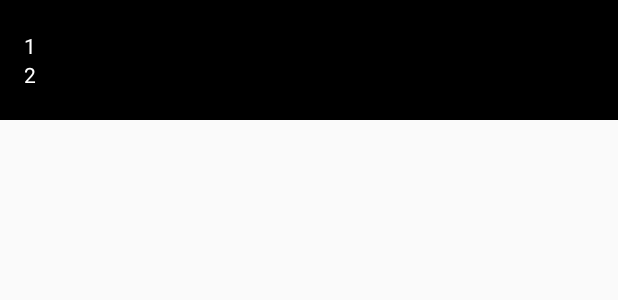
After one commit to MASAILA/Oink, an Android app: the layout recycler_item_discover_playlist.xml on its own in the app's theme, with its tools: preview values and no code run, on a phone screen of 412 x 824 dp. The commit adds this screen. Shown: the top 300 px of the screen. Run offline under Robolectric (Android 15) with nearby library versions, the phone set to English and light mode, and no system bars.

Commit message:
discover playlist

```diff
--- a/app/src/main/res/layout/activity_main.xml
+++ b/app/src/main/res/layout/activity_main.xml
@@ -51,6 +51,7 @@
 
         <View
             android:layout_width="match_parent"
+            android:visibility="gone"
             android:layout_height="48dp"
             android:layout_gravity="bottom|end"
             android:background="@android:color/darker_gray"/>
--- /dev/null
+++ b/app/src/main/res/layout/recycler_item_discover_playlist.xml
@@ -0,0 +1,38 @@
+<?xml version="1.0" encoding="utf-8"?>
+<LinearLayout
+    xmlns:android="http://schemas.android.com/apk/res/android"
+    android:layout_width="match_parent"
+    android:layout_height="wrap_content"
+    android:orientation="vertical">
+
+    <ImageView
+        android:id="@+id/imageView"
+        android:layout_width="match_parent"
+        android:layout_height="wrap_content"/>
+
+    <LinearLayout
+        android:id="@+id/layout_content"
+        android:layout_width="match_parent"
+        android:layout_height="80dp"
+        android:background="@android:color/black"
+        android:gravity="center_vertical"
+        android:orientation="vertical">
+
+        <TextView
+            android:id="@+id/textView_title"
+            android:layout_width="wrap_content"
+            android:layout_height="wrap_content"
+            android:layout_marginLeft="16dp"
+            android:text="1"
+            android:textColor="@android:color/white"/>
+
+        <TextView
+            android:id="@+id/textView_author"
+            android:layout_width="wrap_content"
+            android:layout_height="wrap_content"
+            android:layout_marginLeft="16dp"
+            android:text="2"
+            android:textColor="@android:color/white"/>
+
+    </LinearLayout>
+</LinearLayout>
```
Also changed, not shown: app/build.gradle (+13 -3 lines), app/src/main/java/com/masaila/oink/api/APIList.java (added, +16 -0 lines), app/src/main/java/com/masaila/oink/api/APIManager.java (added, +26 -0 lines), app/src/main/java/com/masaila/oink/model/AllPlaylist.java (added, +75 -0 lines), app/src/main/java/com/masaila/oink/model/PlayList.java (added, +94 -0 lines), app/src/main/java/com/masaila/oink/ui/activites/MainActivity.java (+7 -1 lines), app/src/main/java/com/masaila/oink/ui/fragments/DiscoverFragment.java (added, +158 -0 lines), app/src/main/res/layout/fragment_discover.xml (added, +13 -0 lines), build.gradle (+11 -1 lines), app/src/main/res/drawable-xxxhdpi/playlist_placeholder.png (added), app/src/main/res/drawable-xxxhdpi/playlist_placeholder_light.png (added).
